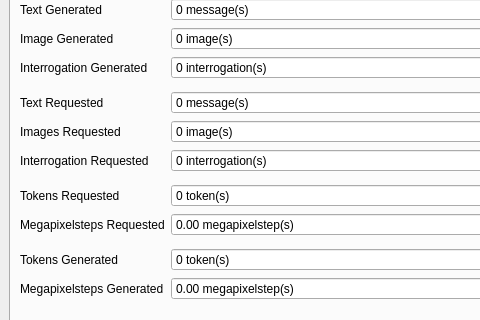
Above: src/hordeqt/ui/form.ui from Unit1208/HordeQT before the change; both pictures show x 0 to 480 and y 452 to 772 of the 1000 by 1000 pixel window. Below: the same form after it.
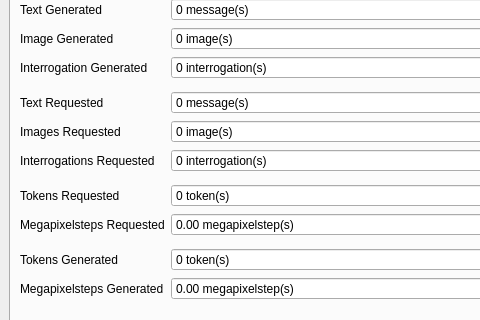
That is the form after the change. The open tabs and pages were chosen to show the change. Icons and pictures are not drawn.

```diff
--- a/src/hordeqt/ui/form.ui
+++ b/src/hordeqt/ui/form.ui
@@ -1527,7 +1527,7 @@
          <item row="25" column="0">
           <widget class="QLabel" name="interrogationRequestedLabel">
            <property name="text">
-            <string>Interrogation Requested</string>
+            <string>Interrogations Requested</string>
            </property>
           </widget>
          </item>
```
